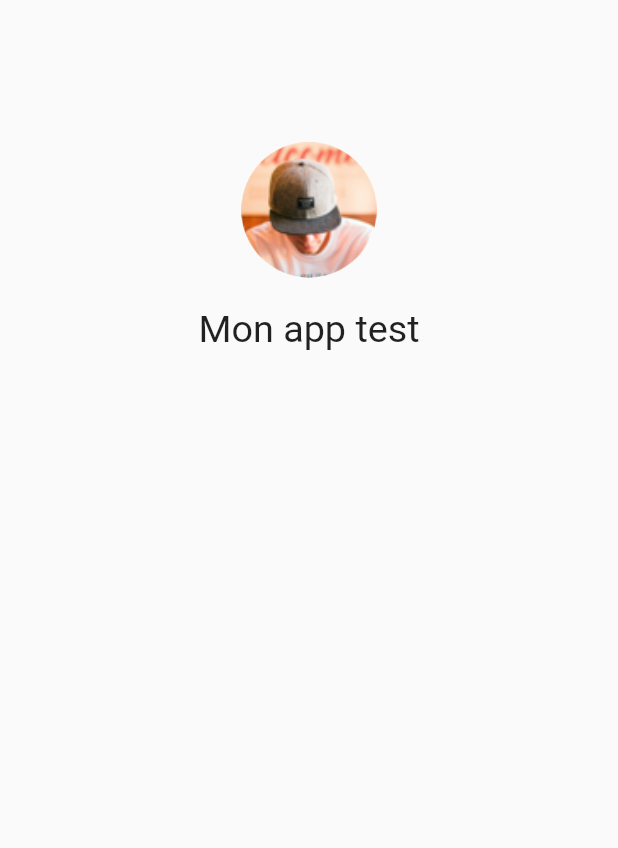
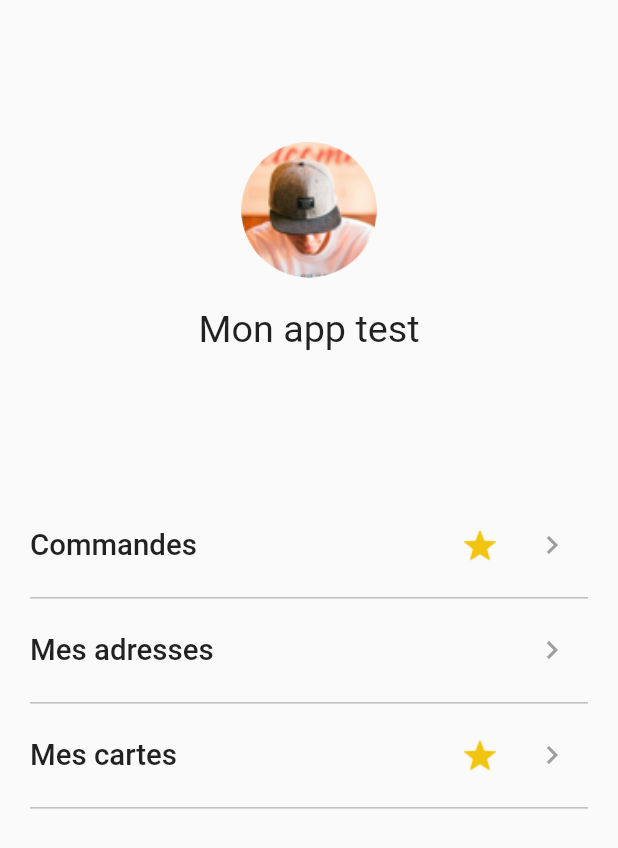
Before and after one commit to RahToky/jachette, a Flutter app: the screen it shows after launch, on a phone screen of 412 x 824 dp. Shown: the top 848 px of the screen. Run offline on Flutter 3.47's test engine with Material 2 defaults, Android fonts, the phone set to English and light mode, and no system bars.

Commit message:
ajout accueil

```diff
--- /dev/null
+++ b/lib/callback/item_listener.dart
@@ -0,0 +1,3 @@
+abstract class ItemClickListener<T>{
+  void onClick(T item);
+}
--- a/lib/entity/addresses_entity.dart
+++ b/lib/entity/addresses_entity.dart
@@ -1,4 +1,3 @@
-import 'package:bluekango/entity/table.dart';
 import 'package:flutter/cupertino.dart';
 
 class Addresses{
--- a/lib/entity/commands_entity.dart
+++ b/lib/entity/commands_entity.dart
@@ -1,4 +1,3 @@
-import 'package:bluekango/entity/table.dart';
 import 'package:flutter/cupertino.dart';
 
 class Commands {
--- a/lib/main.dart
+++ b/lib/main.dart
@@ -1,4 +1,5 @@
 import 'package:bluekango/ui/screen/home/main_home.dart';
+import 'package:bluekango/ui/screen/list/menu_detail_screen.dart';
 import 'package:flutter/material.dart';
 
 void main() {
@@ -12,10 +13,18 @@ class MyApp extends StatelessWidget {
       title: 'Mon app test',
       theme: ThemeData(
         primarySwatch: Colors.blue,
+        appBarTheme: AppBarTheme(
+          backgroundColor: Colors.transparent,
+          elevation: 0,
+          iconTheme: IconThemeData(
+            color: Colors.grey, //change your color here
+          ),
+        )
       ),
       initialRoute: HomeScreen.routeName,
       routes: {
         HomeScreen.routeName: (context) => HomeScreen(),
+        MenuDetailScreen.routeName: (context) => MenuDetailScreen(),
       },
     );
   }
--- a/lib/ui/screen/home/main_home.dart
+++ b/lib/ui/screen/home/main_home.dart
@@ -1,26 +1,44 @@
+import 'package:bluekango/callback/item_listener.dart';
+import 'package:bluekango/ui/widget/menu_list.dart';
 import 'package:bluekango/ui/widget/photo_and_name.dart';
 import 'package:flutter/material.dart';
+import 'dart:developer' as dev;
 
-class HomeScreen extends StatelessWidget {
+class HomeScreen extends StatefulWidget {
   static final String routeName = "/";
+
+  @override
+  _HomeScreenState createState() => _HomeScreenState();
+}
+
+
+class _HomeScreenState extends State<HomeScreen> implements ItemClickListener<String>{
 
   @override
   Widget build(BuildContext context) {
     final Size size = MediaQuery.of(context).size;
-    final double profilContainerHeight = size.height*0.4;
+    final double photoNameHeight = size.height * 0.4;
     return SafeArea(
       child: Scaffold(
         body: Column(
           children: [
             Container(
               alignment: Alignment.center,
-              height: profilContainerHeight,
+              height: photoNameHeight,
               child: PhotoName(),
             ),
-
+            Padding(
+              padding: EdgeInsets.only(left: 20, right: 20),
+              child: MenuList(this),
+            )
           ],
         ),
       ),
     );
   }
+
+  @override
+  void onClick(item) {
+    Navigator.pushNamed(context, item);
+  }
 }
--- a/lib/ui/widget/menu_list.dart
+++ b/lib/ui/widget/menu_list.dart
@@ -1,17 +1,39 @@
+
+import 'package:bluekango/callback/item_listener.dart';
+import 'package:bluekango/ui/widget/menu_list_item.dart';
 import 'package:flutter/material.dart';
-class ScreenLinkList extends StatefulWidget {
+import 'dart:developer' as dev;
 
-  @override
-  _ScreenLinkListState createState() => _ScreenLinkListState();
-}
+class MenuList extends StatelessWidget {
+  final ItemClickListener<String> itemClickListener;
 
-class _ScreenLinkListState extends State<ScreenLinkList> {
+  MenuList(this.itemClickListener);
+
+  final menus = [
+    {'route': '/commands', 'title': 'Commandes', 'isFavorite': true},
+    {'route': '/addresses', 'title': 'Mes adresses', 'isFavorite': false},
+    {'route': '/cards', 'title': 'Mes cartes', 'isFavorite': true},
+  ];
+
   @override
   Widget build(BuildContext context) {
     return Column(
-      children: [
-
-      ],
+      children: menus
+          .map((menu) => Column(
+                children: [
+                  InkWell(
+                    onTap: () {
+                      itemClickListener.onClick(menu['route']);
+                    },
+                    child: MenuItem(
+                      text: menu['title'],
+                      isFavorite: menu['isFavorite'],
+                    ),
+                  ),
+                  Divider(height: 2, color: Colors.grey),
+                ],
+              ))
+          .toList(),
     );
   }
 }
--- a/lib/ui/widget/menu_list_item.dart
+++ b/lib/ui/widget/menu_list_item.dart
@@ -1,28 +1,46 @@
 import 'package:flutter/material.dart';
 
-class ScreenLinkItem extends StatefulWidget {
+class MenuItem extends StatefulWidget {
   final String text;
+  final bool isFavorite;
 
-  ScreenLinkItem(this.text);
+  MenuItem({@required this.text, this.isFavorite = false});
 
   @override
-  _ScreenLinkItemState createState() => _ScreenLinkItemState();
+  _MenuItemState createState() => _MenuItemState();
+
 }
 
-class _ScreenLinkItemState extends State<ScreenLinkItem> {
+class _MenuItemState extends State<MenuItem> {
   @override
   Widget build(BuildContext context) {
-    return Row(
+    return Container(
+      padding: const EdgeInsets.only(top: 10,bottom: 10),
+      child: Row(
         children: [
           Expanded(
             child: Text(
               widget.text,
               overflow: TextOverflow.ellipsis,
+              textScaleFactor: 1.4,
+              style: TextStyle(fontWeight: FontWeight.w500),
             ),
           ),
-        IconButton(icon: Image.asset('assets/images/icons/icon_star.png'), onPressed: (){}),
-        IconButton(icon: Icon(Icons.arrow_forward_ios_outlined), onPressed: (){}),
+          if (widget.isFavorite)
+            IconButton(
+              icon: Image.asset('assets/icons/icon_star.png',scale: 1.2),
+              onPressed: () {},
+            ),
+          IconButton(
+            icon: const Icon(
+              Icons.keyboard_arrow_right,
+              color: Colors.grey,
+            ),
+            onPressed: () {},
+          ),
+
         ],
+      ),
     );
   }
 }
--- a/pubspec.yaml
+++ b/pubspec.yaml
@@ -25,7 +25,6 @@ dependencies:
     sdk: flutter
 #  sqflite:
 #  path:
-
 
   # The following adds the Cupertino Icons font to your application.
   # Use with the CupertinoIcons class for iOS style icons.
```
Also changed, not shown: lib/ui/screen/list/menu_detail_screen.dart (added, +22 -0 lines). Lines whose indentation alone changed are shown as unchanged.
